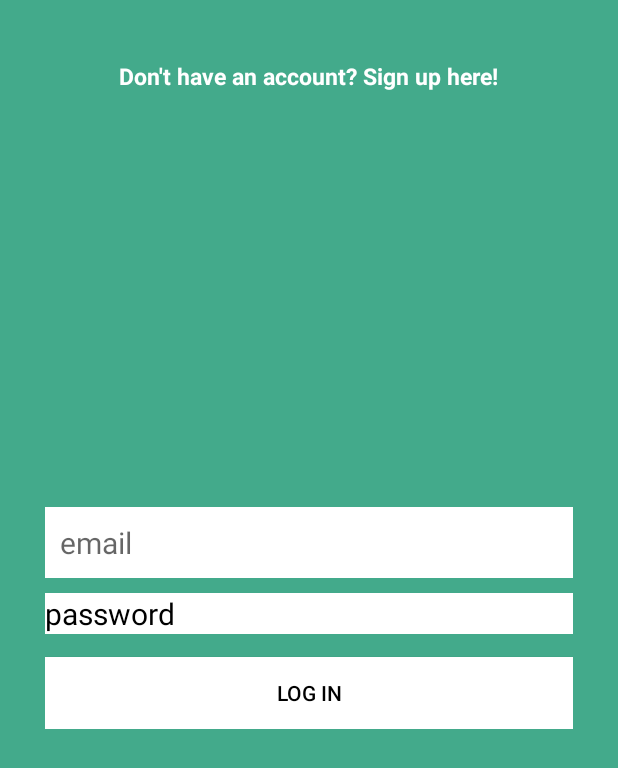
After one commit to Yonkokilasi/Pika2.0, an Android app: the layout activity_login.xml on its own in the app's theme, with its tools: preview values and no code run, on a phone screen of 412 x 824 dp. The commit adds this screen. Shown: the top 768 px of the screen. Run offline under Robolectric (Android 15) with nearby library versions, the phone set to English and light mode, and no system bars.

Commit message:
Added create account and login page and set the login activity to launch first

```diff
--- a/app/build.gradle
+++ b/app/build.gradle
@@ -61,6 +61,7 @@
     compile 'com.google.firebase:firebase-database:10.2.6'
     compile 'com.firebaseui:firebase-ui-database:0.4.1'
     compile 'com.google.firebase:firebase-auth:10.2.6'
+    compile 'com.android.support:design:25.3.1'
     testCompile 'junit:junit:4.12'
     testCompile 'org.robolectric:robolectric:3.0'
     testCompile 'org.robolectric:shadows-support-v4:3.0'
--- /dev/null
+++ b/app/src/main/res/layout/activity_login.xml
@@ -0,0 +1,61 @@
+<?xml version="1.0" encoding="utf-8"?>
+<RelativeLayout xmlns:android="http://schemas.android.com/apk/res/android"
+    xmlns:app="http://schemas.android.com/apk/res-auto"
+    xmlns:tools="http://schemas.android.com/tools"
+    android:layout_width="match_parent"
+    android:layout_height="match_parent"
+    tools:context="com.example.josephinemenge.pika.LoginActivity"
+    android:background="@color/green">
+
+    <LinearLayout
+        android:layout_width="match_parent"
+        android:layout_height="wrap_content"
+        android:orientation="vertical"
+        android:padding="30dp"
+        android:layout_centerVertical="true"
+        android:layout_centerHorizontal="true"
+        android:id="@+id/linearLayout">
+        <EditText
+            android:layout_width="match_parent"
+            android:layout_height="wrap_content"
+            android:id="@+id/emailEditText"
+            android:background="@color/white"
+            android:hint="email"
+            android:inputType="textEmailAddress"
+            android:nextFocusDown="@id/passwordEditText"
+            android:padding="10dp"
+            android:layout_marginBottom="10dp"
+            android:textColor="@color/black"
+            android:textSize="20sp"/>
+        <EditText
+            android:layout_width="match_parent"
+            android:layout_height="wrap_content"
+            android:background="@color/white"
+            android:hint="password"
+            android:inputType="textPassword"
+            android:nextFocusDown="@id/passwordEditText"
+            android:textColorHint="@color/black"
+            android:textSize="20sp"/>
+        <Button
+            android:layout_width="match_parent"
+            android:layout_height="wrap_content"
+            android:id="@+id/passwordLoginButton"
+            android:text="Log in"
+            android:layout_marginTop="15dp"
+            android:textColor="@color/black"
+            android:padding="10dp"
+            android:background="@color/white"/>
+    </LinearLayout>
+        <TextView
+            android:layout_width="wrap_content"
+            android:layout_height="wrap_content"
+            android:textStyle="bold"
+            android:layout_marginTop="40dp"
+            android:textColor="@color/white"
+            android:text="Don't have an account? Sign up here!"
+            android:id="@+id/registerTextView"
+            android:layout_gravity="center_horizontal"
+            android:layout_centerHorizontal="true"
+            android:textSize="15sp"/>
+
+</RelativeLayout>
--- a/app/src/main/res/layout/activity_main.xml
+++ b/app/src/main/res/layout/activity_main.xml
@@ -36,7 +36,7 @@
             android:hint="Enter a Food type e.g chicken"
             android:textColorHint="@color/white"
             android:textColor="@color/white"
-            android:textSize="25sp"
+            android:textSize="15sp"
             />
 
 
@@ -49,7 +49,7 @@
             android:hint="Health Label e.g peanut free"
             android:textColorHint="@color/white"
             android:textColor="@color/white"
-            android:textSize="25sp"
+            android:textSize="15sp"
             />
 
         <LinearLayout
--- /dev/null
+++ b/app/src/main/res/values/dimens.xml
@@ -0,0 +1,5 @@
+<resources>
+    <!-- Default screen margins, per the Android Design guidelines. -->
+    <dimen name="activity_horizontal_margin">16dp</dimen>
+    <dimen name="activity_vertical_margin">16dp</dimen>
+</resources>
```
Also changed, not shown: app/src/main/AndroidManifest.xml (+13 -5 lines), app/src/main/java/com/example/josephinemenge/pika/LoginActivity.java (added, +13 -0 lines), app/src/main/res/layout/activity_create_account.xml (+85 -3 lines), app/src/main/res/values/strings.xml (+14 -0 lines).
